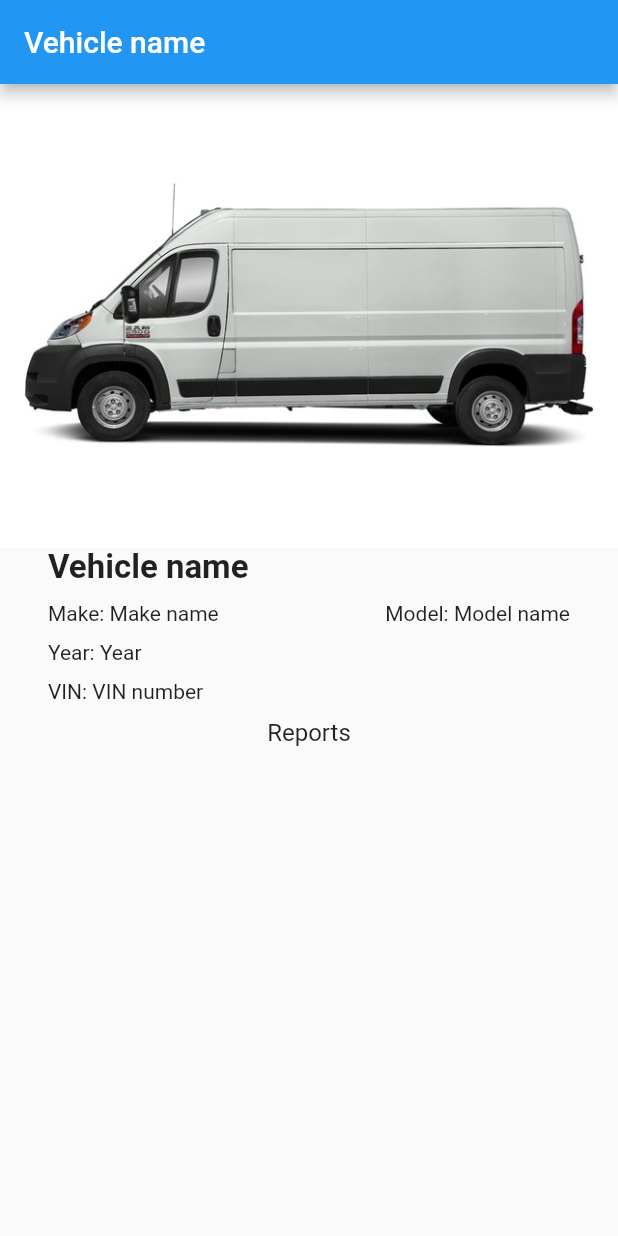
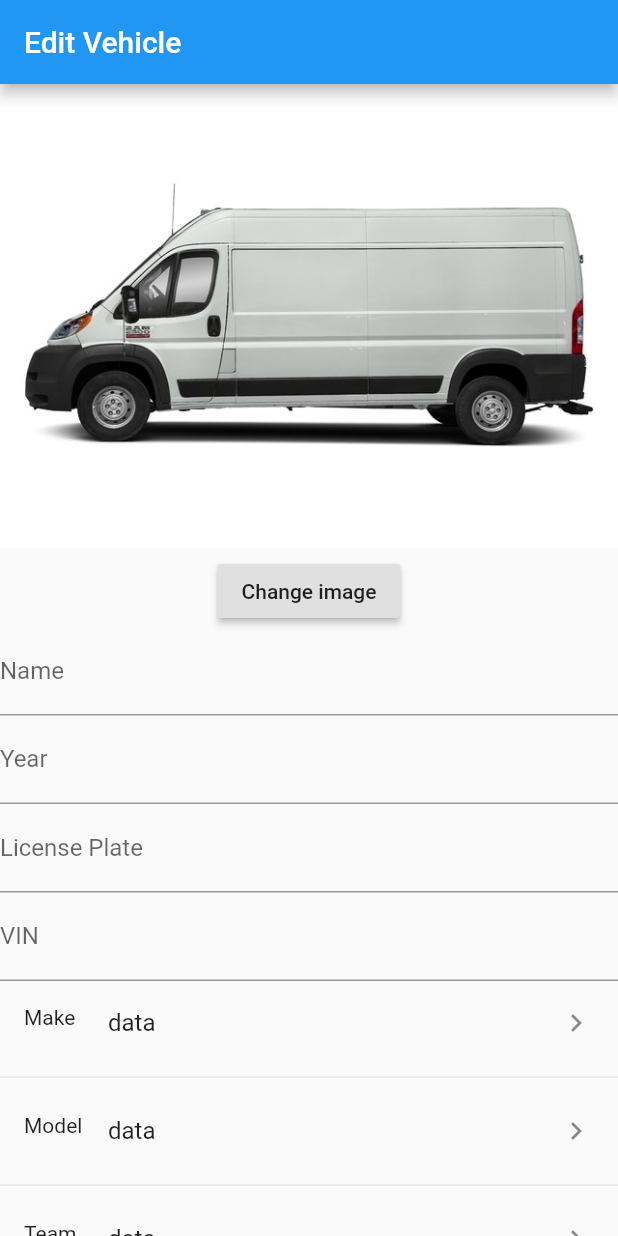
Before and after one commit to AlexeyShishlyannikov/logi_inspect, a Flutter app: the screen it shows after launch, on a phone screen of 412 x 824 dp. Run offline on Flutter 3.47's test engine with Material 2 defaults, Android fonts, the phone set to English and light mode, and no system bars; our stand-ins replace flutter_redux, redux, shared_preferences.

Commit message:
Added initial edit view

```diff
--- a/lib/main.dart
+++ b/lib/main.dart
@@ -2,6 +2,7 @@ import 'package:flutter/material.dart';
 import 'package:logisticsinspect/pages/auth_pages/auth_page.dart';
 
 import 'package:flutter_redux/flutter_redux.dart';
+import 'package:logisticsinspect/pages/vehicle_pages/vehicle_edit_page.dart';
 import 'package:logisticsinspect/pages/vehicle_pages/vehicle_view_page.dart';
 import 'package:logisticsinspect/pages/vehicle_pages/vehicles_page.dart';
 import 'package:redux/redux.dart';
@@ -35,7 +36,7 @@ class MyApp extends StatelessWidget {
             home: Container(),
             initialRoute: '',
             routes: {
-              '': (BuildContext context) => VehicleViewPage(),
+              '': (BuildContext context) => VehicleEditPage(),
               // '/products': (BuildContext context) => ProductsPage(mainModel),
               // '/admin': (BuildContext context) => ProductsAdminPage(mainModel),
             },
--- a/lib/pages/vehicle_pages/vehicle_edit_page.dart
+++ b/lib/pages/vehicle_pages/vehicle_edit_page.dart
@@ -1,12 +1,119 @@
 import 'package:flutter/material.dart';
 
-class VehicleEditPage extends StatelessWidget {
+class VehicleEditPage extends StatefulWidget {
+  @override
+  VehicleEditPageState createState() {
+    return new VehicleEditPageState();
+  }
+}
+
+class VehicleEditPageState extends State<VehicleEditPage> {
+  final TextEditingController _nameTextController = TextEditingController();
+
+  final TextEditingController _yearTextController = TextEditingController();
+
+  final TextEditingController _licensePlateTextController =
+      TextEditingController();
+
+  final TextEditingController _vinTextController = TextEditingController();
+
+  final GlobalKey<FormState> _formKey = GlobalKey<FormState>();
+
   Widget _buildVehiclePhotoForm() {
-    return Container();
+    return Column(
+      children: <Widget>[
+        Image.asset('assets/van.jpg'),
+        SizedBox(height: 5),
+        RaisedButton(
+          child: Text('Change image'),
+          onPressed: () {},
+        )
+      ],
+    );
+  }
+
+  Widget _buildNameFormTextField() {
+    return TextFormField(
+      controller: _nameTextController,
+      keyboardType: TextInputType.text,
+      decoration: InputDecoration(labelText: 'Name'),
+      onSaved: (String input) {},
+      validator: (String input) {},
+    );
+  }
+
+  Widget _buildYearFormTextField() {
+    return TextFormField(
+      controller: _yearTextController,
+      keyboardType: TextInputType.number,
+      decoration: InputDecoration(labelText: 'Year'),
+      onSaved: (String input) {},
+      validator: (String input) {},
+    );
+  }
+
+  Widget _buildLicensePlateFormTextField() {
+    return TextFormField(
+      controller: _licensePlateTextController,
+      keyboardType: TextInputType.text,
+      decoration: InputDecoration(labelText: 'License Plate'),
+      onSaved: (String input) {},
+      validator: (String input) {},
+    );
+  }
+
+  Widget _buildVINFormTextField() {
+    return TextFormField(
+      controller: _vinTextController,
+      keyboardType: TextInputType.text,
+      decoration: InputDecoration(labelText: 'VIN'),
+      onSaved: (String input) {},
+      validator: (String input) {},
+    );
+  }
+
+  Widget _buildMakeFormDropdown() {
+    return ListTile(
+      title: Text('data'),
+      leading: Text('Make'),
+      trailing: Icon(Icons.keyboard_arrow_right),
+    );
+  }
+
+  Widget _buildModelFormDropdown() {
+    return ListTile(
+      title: Text('data'),
+      leading: Text('Model'),
+      trailing: Icon(Icons.keyboard_arrow_right),
+    );
+  }
+
+  Widget _buildTeamFormDropdown() {
+    return ListTile(
+      title: Text('data'),
+      leading: Text('Team'),
+      trailing: Icon(Icons.keyboard_arrow_right),
+    );
   }
 
   Widget _buildVehicleModelForm() {
-    return Container();
+    return Form(
+      key: _formKey,
+      child: Column(
+        children: <Widget>[
+          _buildNameFormTextField(),
+          _buildYearFormTextField(),
+          _buildLicensePlateFormTextField(),
+          _buildVINFormTextField(),
+          _buildMakeFormDropdown(),
+          Divider(),
+          _buildModelFormDropdown(),
+          Divider(),
+          _buildTeamFormDropdown(),
+          Divider(),
+        ],
+      ),
+    );
   }
 
   Widget _buildVehicleActionItems() {
@@ -19,16 +126,14 @@ class VehicleEditPage extends StatelessWidget {
       appBar: AppBar(
         title: Text('Edit Vehicle'),
       ),
-      body: Container(
-        padding: EdgeInsets.all(32.0),
-        child: Center(
-          child: Column(
-            children: <Widget>[
-              _buildVehiclePhotoForm(),
-              _buildVehicleModelForm(),
-              _buildVehicleActionItems(),
-            ],
-          ),
+      body: GestureDetector(
+        onTap: () => FocusScope.of(context).requestFocus(FocusNode()),
+        child: ListView(
+          children: <Widget>[
+            _buildVehiclePhotoForm(),
+            _buildVehicleModelForm(),
+            _buildVehicleActionItems(),
+          ],
         ),
       ),
     );
--- a/lib/pages/vehicle_pages/vehicle_view_page.dart
+++ b/lib/pages/vehicle_pages/vehicle_view_page.dart
@@ -48,9 +48,19 @@ class VehicleViewPage extends StatelessWidget {
           style: TextStyle(fontSize: 16.0),
         ),
         Card(
-          child: Column(
+          child: Row(
             children: <Widget>[
-
+              Column(
+                children: <Widget>[
+                  Text('## Reports'),
+                  SizedBox(height: 15),
+                  Text('Last report: Yesterday'),
+                ],
+              ),
+              RaisedButton(
+                child: Text('See Reports'),
+                onPressed: () {},
+              )
             ],
           ),
         ),
```
